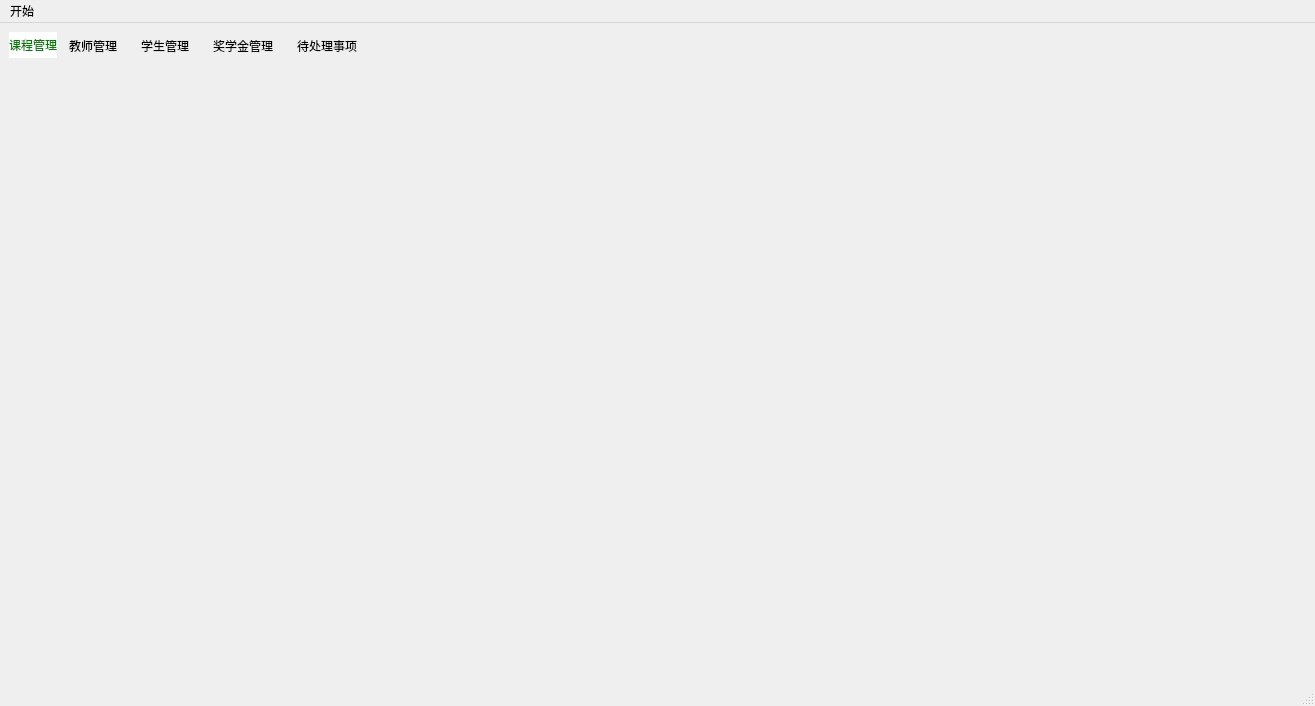
This is adminwindow.ui in shiyu-coder/Student-information-management-system as Qt 5 draws it before an edit. The edited form follows.
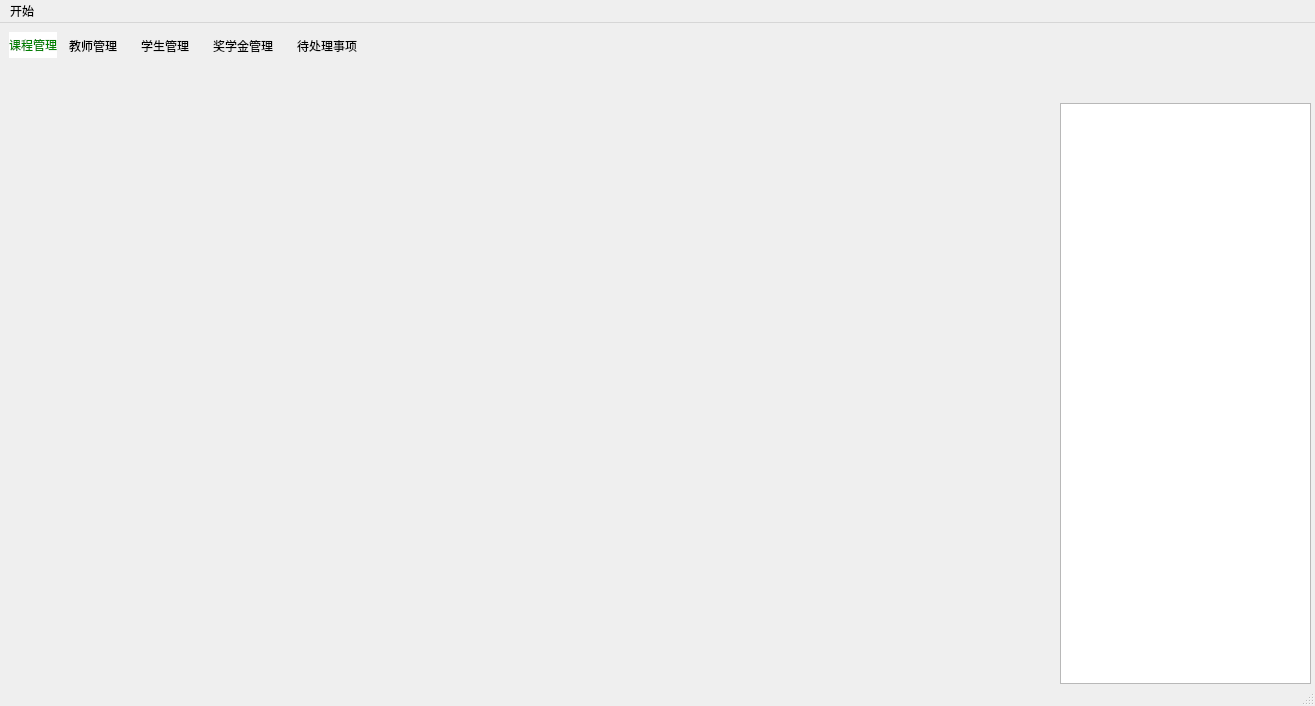
This is the edited form. The open tabs and pages were chosen to show the change. Icons and pictures are not drawn.

Commit message: 新增data类中两个函数接口（待实现）；管理员界面ui优化

Patch:
```diff
--- a/adminwindow.ui
+++ b/adminwindow.ui
@@ -14,9 +14,15 @@
    <string>MainWindow</string>
   </property>
   <widget class="QWidget" name="centralwidget">
-   <layout class="QGridLayout" name="gridLayout">
-    <item row="0" column="0">
      <widget class="QTabWidget" name="tabWidget">
+    <property name="geometry">
+     <rect>
+      <x>9</x>
+      <y>9</y>
+      <width>1051</width>
+      <height>671</height>
+     </rect>
+    </property>
       <property name="styleSheet">
        <string notr="true">QTabWidget::pane{
 	border:none;
@@ -68,8 +74,32 @@
        </attribute>
       </widget>
      </widget>
-    </item>
-   </layout>
+   <widget class="QLabel" name="label">
+    <property name="geometry">
+     <rect>
+      <x>1060</x>
+      <y>0</y>
+      <width>251</width>
+      <height>81</height>
+     </rect>
+    </property>
+    <property name="styleSheet">
+     <string notr="true">border-image: url(:/SIM_System_Pics/resources/logo3.jpg);</string>
+    </property>
+    <property name="text">
+     <string/>
+    </property>
+   </widget>
+   <widget class="QTextBrowser" name="textBrowser">
+    <property name="geometry">
+     <rect>
+      <x>1060</x>
+      <y>80</y>
+      <width>251</width>
+      <height>581</height>
+     </rect>
+    </property>
+   </widget>
   </widget>
   <widget class="QMenuBar" name="menubar">
    <property name="geometry">
```
Left out of the diff: 7 changed lines with no effect on the pictures. Lines whose indentation alone changed are shown as unchanged. The commit also changes 3 other files.
